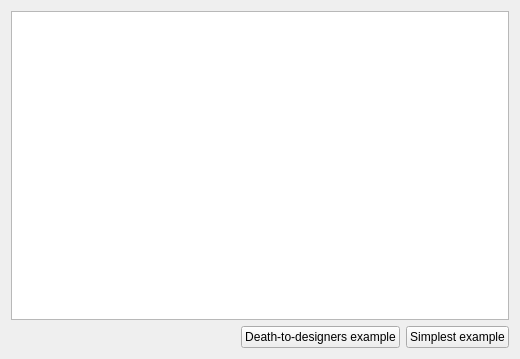
T0ny0/Qt-Table-Printer, file example/widget.ui: the form before one commit.
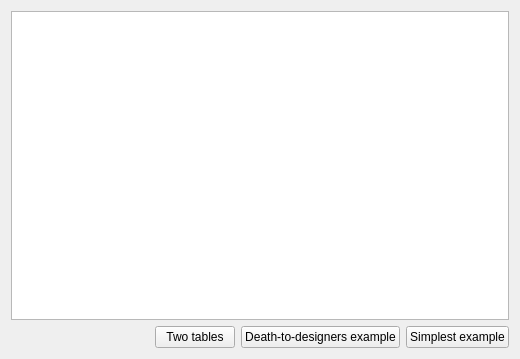
The form after the commit.

Commit message: After `printTable()` call `painter.transform.dx()` equals to `painter.transform.dx()` before printing, and `painter.transform.dy()` equals to `y` coordinate of last horizontal line of printed table.

What changed in the file:
```diff
--- a/example/widget.ui
+++ b/example/widget.ui
@@ -32,6 +32,13 @@
        </property>
       </spacer>
      </item>
+     <item>
+      <widget class="QPushButton" name="pushButton_3">
+       <property name="text">
+        <string>Two tables</string>
+       </property>
+      </widget>
+     </item>
      <item>
       <widget class="QPushButton" name="pushButton_2">
        <property name="text">
```
The commit also changes 5 other files.
